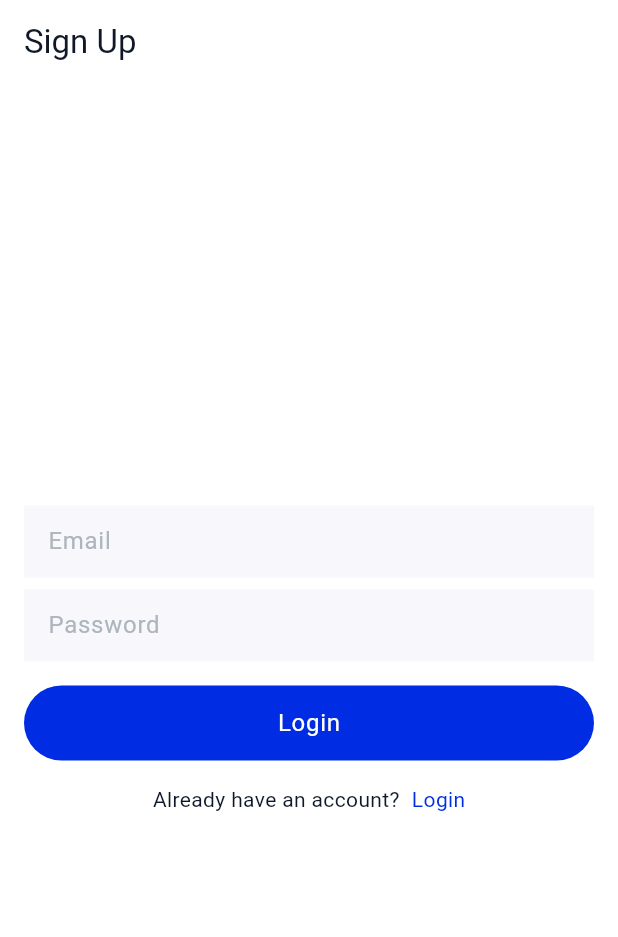
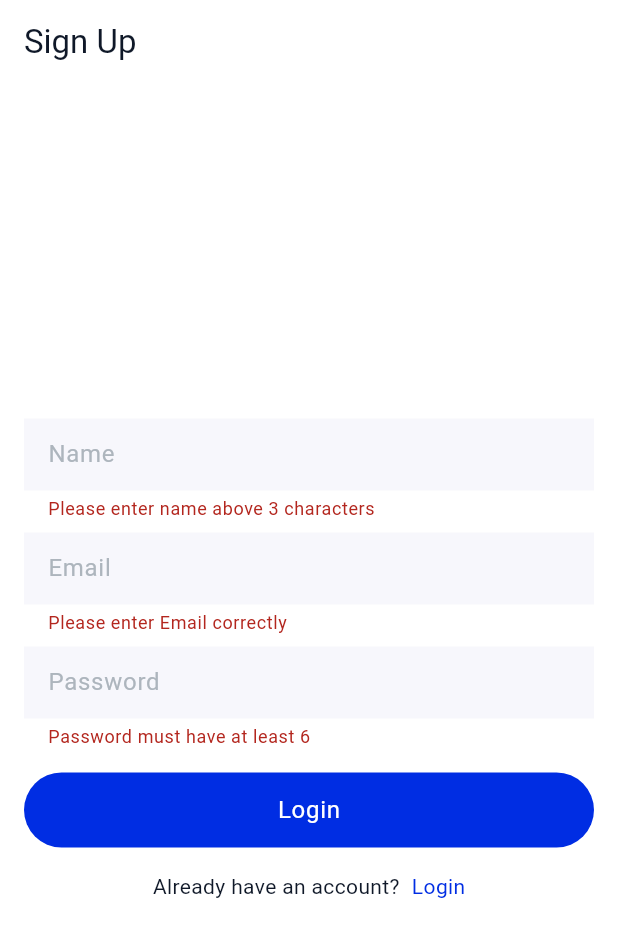
Before and after one commit to khantsithuwin/Chat-Application, a Flutter app: the SignupPage screen opened by its route, after a tap on "Login", on a phone screen of 412 x 824 dp. Shown: the top 937 px of the screen. Run offline on Flutter 3.47's test engine with Material 3 defaults, Android fonts, the phone set to English and light mode, and no system bars; our stand-ins replace dio, flutter_riverpod, get_it, go_router, pretty_dio_logger.

```diff
--- a/lib/features/auth/signup/pages/signup_page.dart
+++ b/lib/features/auth/signup/pages/signup_page.dart
@@ -11,6 +11,11 @@ class SignupPage extends StatefulWidget {
 }
 
 class _SignupPageState extends State<SignupPage> {
+  final GlobalKey<FormState> _signupFormKey = GlobalKey<FormState>();
+  String? _name;
+  String? _email;
+  String? _password;
+
   @override
   Widget build(BuildContext context) {
     ColorScheme colorScheme = Theme.of(context).colorScheme;
@@ -21,6 +26,8 @@ class _SignupPageState extends State<SignupPage> {
       appBar: AppBar(title: Text("Sign Up")),
       body: Padding(
         padding: const EdgeInsets.all(16.0),
+        child: Form(
+          key: _signupFormKey,
           child: Column(
             mainAxisAlignment: MainAxisAlignment.center,
             children: [
@@ -31,9 +38,18 @@ class _SignupPageState extends State<SignupPage> {
                 decoration: InputDecoration(
                   fillColor: colorScheme.surfaceContainerHighest,
                   filled: true,
-                hintText: "Email",
+                  hintText: "Name",
                   border: InputBorder.none,
                 ),
+                validator: (String? name) {
+                  if (name != null && name.length < 3) {
+                    return "Please enter name above 3 characters";
+                  }
+                  return null;
+                },
+                onSaved: (String? name) {
+                  _name = name;
+                },
               ),
               SizedBox(height: 8.0),
               TextFormField(
@@ -43,12 +59,50 @@ class _SignupPageState extends State<SignupPage> {
                 decoration: InputDecoration(
                   fillColor: colorScheme.surfaceContainerHighest,
                   filled: true,
+                  hintText: "Email",
+                  border: InputBorder.none,
+                ),
+                validator: (String? email) {
+                  if (email == null || email.isEmpty || !email.contains('@')) {
+                    return "Please enter Email correctly";
+                  }
+                  return null;
+                },
+                onSaved: (String? email) {
+                  _email = email;
+                },
+              ),
+              SizedBox(height: 8.0),
+              TextFormField(
+                obscureText: true,
+                style: textTheme.bodyLarge?.copyWith(
+                  color: colorScheme.onSurfaceVariant,
+                ),
+                decoration: InputDecoration(
+                  fillColor: colorScheme.surfaceContainerHighest,
+                  filled: true,
                   hintText: "Password",
                   border: InputBorder.none,
                 ),
+                validator: (String? password) {
+                  if (password != null && password.length < 6) {
+                    return "Password must have at least 6";
+                  }
+                  return null;
+                },
+                onSaved: (String? password) {
+                  _password = password;
+                },
               ),
               SizedBox(height: 16.0),
-            BrandButtonWidget(text: "Login", onPressed: () {}),
+              BrandButtonWidget(
+                text: "Login",
+                onPressed: () {
+                  FormState? formState = _signupFormKey.currentState;
+                  formState?.save();
+                  if (formState?.validate() == true) {}
+                },
+              ),
               SizedBox(height: 16.0),
               Row(
                 mainAxisAlignment: MainAxisAlignment.center,
@@ -76,6 +130,7 @@ class _SignupPageState extends State<SignupPage> {
             ],
           ),
         ),
+      ),
     );
   }
 }
```
Lines whose indentation alone changed are shown as unchanged.
